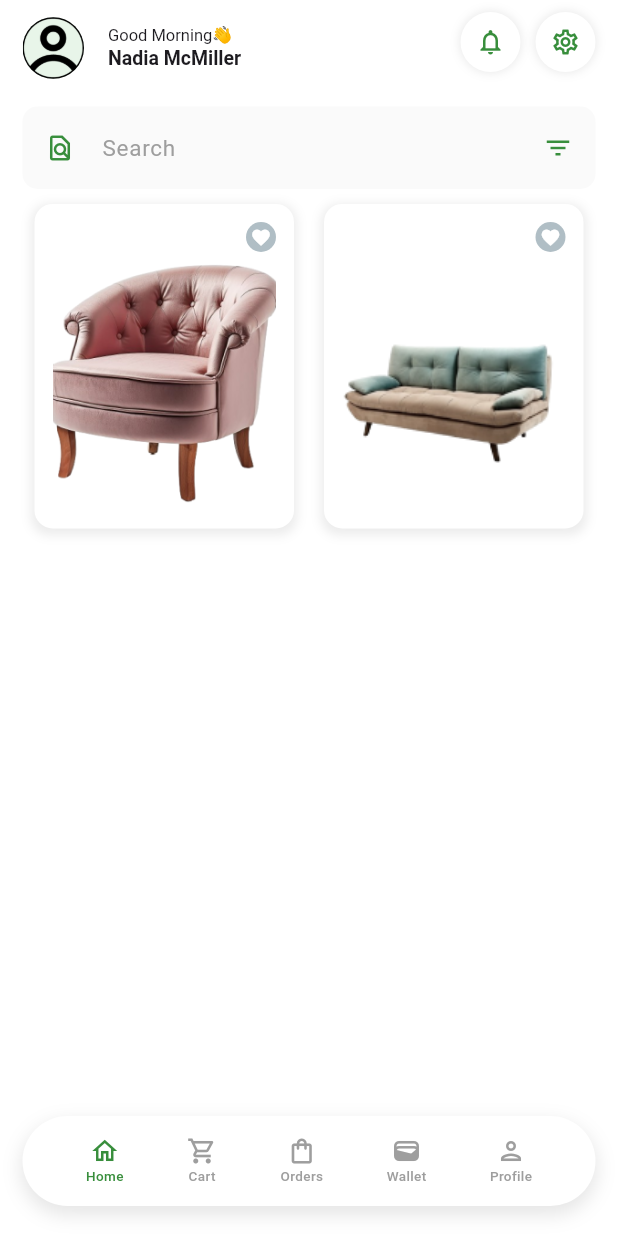
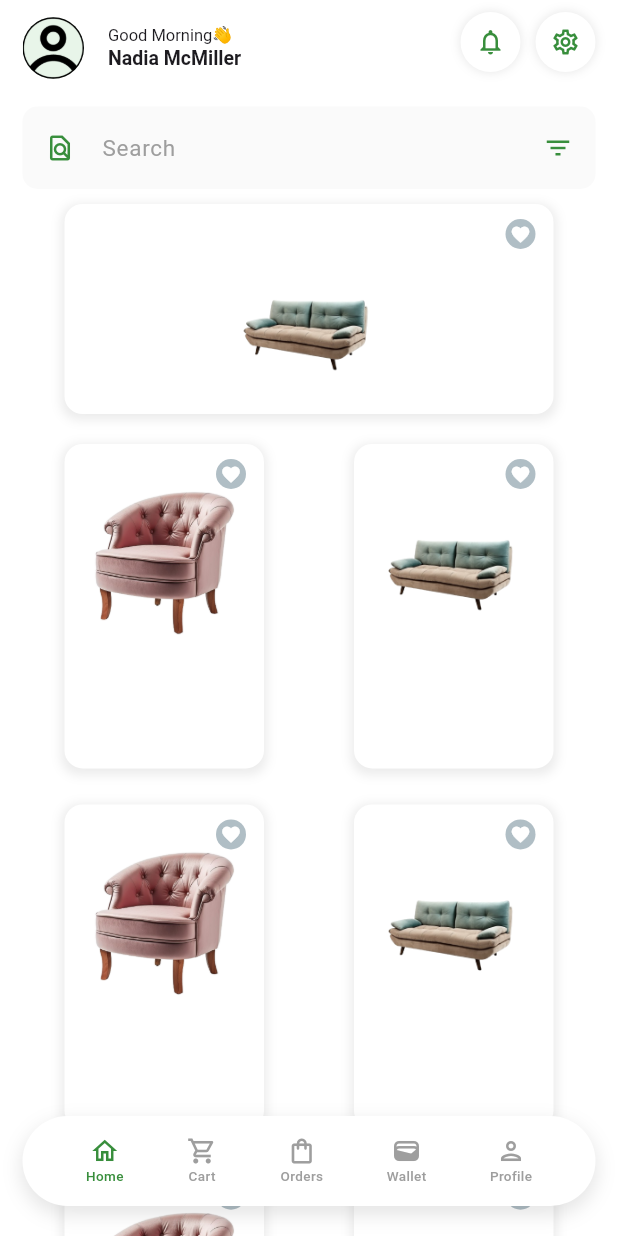
Before and after one commit to AJFX-01/joefloxy, a Flutter app: the screen it shows after launch, on a phone screen of 412 x 824 dp. Run offline on Flutter 3.47's test engine with Material 3 defaults, Android fonts, the phone set to English and light mode, and no system bars; our stand-ins replace material_design_icons_flutter.

Commit message:
feat: the layout for product item

```diff
--- a/lib/screens/home/home.dart
+++ b/lib/screens/home/home.dart
@@ -26,6 +26,7 @@ class _HomePageState extends State<HomePage> {
             crossAxisAlignment: CrossAxisAlignment.center,
             children: [
               searchBar(),
+              ProductCard(imageUrl: "assets/images/product/chair3.png", title: "D4 Lounge", manufacturer: "FERERIX", price: 122.12, rating: 4.5),
               // const SizedBox(height: 10,),
               // titleHeader("Categories", "", context, false),
               // const SizedBox(height: 5,),
@@ -36,6 +37,7 @@ class _HomePageState extends State<HomePage> {
               SizedBox(
                 height: 1000,
                 child: GridView(
+                  // padding: EdgeInsets.symmetric(vertical: 24),
                   gridDelegate: const SliverGridDelegateWithFixedCrossAxisCount(
                     crossAxisCount: 2,
                     crossAxisSpacing: 4,
@@ -44,6 +46,10 @@ class _HomePageState extends State<HomePage> {
                   ),
                   scrollDirection: Axis.vertical,
                   children: const [
+                    ProductCard(imageUrl: "assets/images/product/chair4.png", title: "Modern Sofa", manufacturer: "LORNEXO", price: 299.99, rating: 4.5),
+                    ProductCard(imageUrl: "assets/images/product/chair3.png", title: "D4 Lounge", manufacturer: "FERERIX", price: 122.12, rating: 4.5),
+                    ProductCard(imageUrl: "assets/images/product/chair4.png", title: "Modern Sofa", manufacturer: "LORNEXO", price: 299.99, rating: 4.5),
+                    ProductCard(imageUrl: "assets/images/product/chair3.png", title: "D4 Lounge", manufacturer: "FERERIX", price: 122.12, rating: 4.5),
                     ProductCard(imageUrl: "assets/images/product/chair4.png", title: "Modern Sofa", manufacturer: "LORNEXO", price: 299.99, rating: 4.5),
                     ProductCard(imageUrl: "assets/images/product/chair3.png", title: "D4 Lounge", manufacturer: "FERERIX", price: 122.12, rating: 4.5)
                   ],
--- a/lib/utils/widget_utils.dart
+++ b/lib/utils/widget_utils.dart
@@ -173,8 +173,10 @@ class ProductCard extends StatelessWidget {
 
   @override
   Widget build(BuildContext context) {
-    return Container(
-      padding: const EdgeInsets.all(12),
+    return Padding(
+      padding: const EdgeInsets.symmetric(horizontal: 20.0),
+      child: Container(
+        padding: const EdgeInsets.symmetric(horizontal: 12, vertical: 10),
         margin: const EdgeInsets.symmetric(vertical: 10, horizontal: 8),
         decoration: BoxDecoration(
           color: Colors.white,
@@ -204,20 +206,13 @@ class ProductCard extends StatelessWidget {
                 ),
               ),
             ),
-          const SizedBox(height: 5,),
-          Expanded(
-            child: Stack(
-              children: [
             ClipRRect(
               borderRadius: BorderRadius.circular(10),
               child: Image.asset(
                 imageUrl,
-                    height: 300,
+                height: 100,
                 width: double.infinity,
-                    fit: BoxFit.cover,
-                  ),
-                ),
-              ],
+                fit: BoxFit.contain,
               ),
             ),
             // const SizedBox(height: 8),
@@ -286,6 +281,7 @@ class ProductCard extends StatelessWidget {
             // ),
           ],
         ),
+      ),
     );
   }
 }
```
Lines whose indentation alone changed are shown as unchanged.
